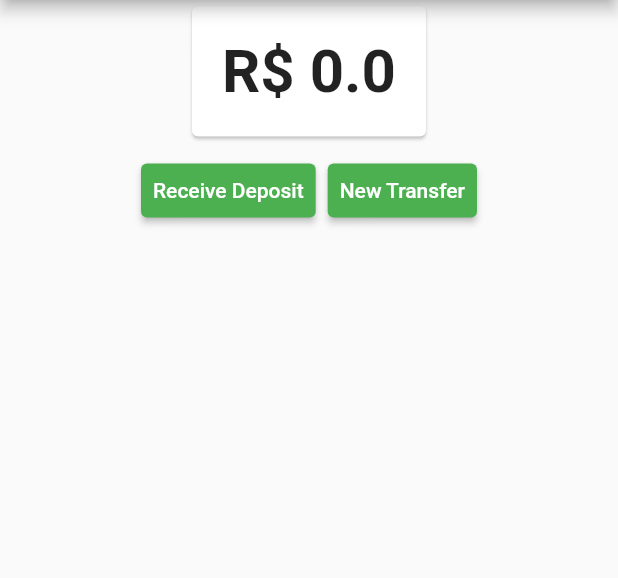
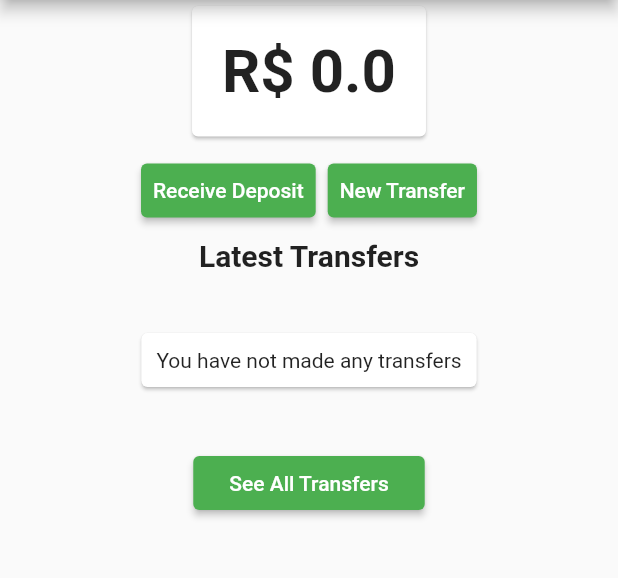
Before and after one commit to MagnunAVF/bytebank, a Flutter app: the screen it shows after launch, on a phone screen of 412 x 824 dp, the part 84-662 px from its top. Run offline on Flutter 3.47's test engine with Material 2 defaults, Android fonts, the phone set to English and light mode, and no system bars.

Commit message:
Create Latest Transfers Widget

```diff
--- a/lib/screens/dashboards/dashboard.dart
+++ b/lib/screens/dashboards/dashboard.dart
@@ -1,5 +1,6 @@
 import 'package:bytebank/screens/deposit/form.dart';
 import 'package:bytebank/screens/transfer/form.dart';
+import 'package:bytebank/screens/transfer/latest.dart';
 import 'package:flutter/material.dart';
 import 'balance.dart';
 
@@ -41,6 +42,7 @@ class Dashboard extends StatelessWidget {
               ),
             ],
           ),
+          LatestTransfers(),
         ],
       ),
     );
--- /dev/null
+++ b/lib/screens/transfer/latest.dart
@@ -0,0 +1,71 @@
+import 'package:bytebank/models/transfers.dart';
+import 'package:flutter/material.dart';
+import 'package:bytebank/screens/transfer/list.dart';
+import 'package:provider/provider.dart';
+
+const _title = 'Latest Transfers';
+const _transfersText = 'See All Transfers';
+const _withoutTransfersText = 'You have not made any transfers';
+
+class LatestTransfers extends StatelessWidget {
+  @override
+  Widget build(BuildContext context) {
+    return Column(
+      children: <Widget>[
+        Text(
+          _title,
+          style: TextStyle(
+            fontWeight: FontWeight.bold,
+            fontSize: 20,
+          ),
+        ),
+        Consumer<Transfers>(builder: (context, transfers, child) {
+          final _latestTransfers = transfers.transfers.reversed.toList();
+          final _quantity = transfers.transfers.length;
+          int _length = 2;
+
+          if (_quantity == 0) {
+            return WithoutTransfers();
+          }
+
+          if (_quantity < 2) {
+            _length = _quantity;
+          }
+
+          return ListView.builder(
+            padding: const EdgeInsets.all(8),
+            itemCount: _length,
+            shrinkWrap: true,
+            itemBuilder: (context, index) {
+              return TransferItem(_latestTransfers[index]);
+            },
+          );
+        }),
+        RaisedButton(
+          child: Text(_transfersText),
+          color: Colors.green,
+          onPressed: () {
+            Navigator.push(context, MaterialPageRoute(builder: (context) {
+              return TransfersList();
+            }));
+          },
+        ),
+      ],
+    );
+  }
+}
+
+class WithoutTransfers extends StatelessWidget {
+  @override
+  Widget build(BuildContext context) {
+    return Card(
+      margin: EdgeInsets.all(40),
+      child: Padding(
+        padding: EdgeInsets.all(10),
+        child: Text(
+          _withoutTransfersText,
+          textAlign: TextAlign.center,
+        ),
+      ),
+    );
+  }}
```
Also changed, not shown: lib/models/transfer.dart (+6 -3 lines), lib/screens/transfer/list.dart (+15 -26 lines).
